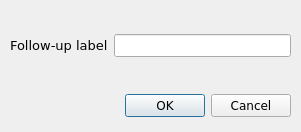
Before: the Qt Designer form src/rc_metastudio/forms/new_follow_up_dlg.ui in AliSalman-et-al/openmeta-analyst-community, drawn with Qt 5.
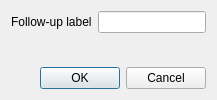
After: the same form once the commit is applied. Icons and pictures are not drawn.

Commit message:
Make Edit Dataset workspace adaptive
Migrate the modal dataset editor and nested add/rename dialogs to managed adaptive layouts. Add screen-safe placement, persisted pane proportions, internal overflow, keyboard coverage, and accepted/rejected workflow regressions.

Closes #297

Patch:
```diff
--- a/src/rc_metastudio/forms/new_follow_up_dlg.ui
+++ b/src/rc_metastudio/forms/new_follow_up_dlg.ui
@@ -2,99 +2,13 @@
 <ui version="4.0">
  <class>new_follow_up_dialog</class>
  <widget class="QDialog" name="new_follow_up_dialog">
-  <property name="enabled">
-   <bool>true</bool>
-  </property>
-  <property name="geometry">
-   <rect>
-    <x>0</x>
-    <y>0</y>
-    <width>301</width>
-    <height>132</height>
-   </rect>
-  </property>
-  <property name="minimumSize">
-   <size>
-    <width>301</width>
-    <height>132</height>
-   </size>
-  </property>
-  <property name="maximumSize">
-   <size>
-    <width>301</width>
-    <height>132</height>
-   </size>
-  </property>
-  <property name="font">
-   <font>
-    <family>Verdana</family>
-   </font>
-  </property>
-  <property name="windowTitle">
-   <string>Add Follow-Up</string>
-  </property>
-  <property name="windowIcon">
-   <iconset>
-    <normaloff>:/misc/meta.png</normaloff>:/misc/meta.png</iconset>
-  </property>
-  <widget class="QDialogButtonBox" name="buttonBox">
-   <property name="geometry">
-    <rect>
-     <x>10</x>
-     <y>90</y>
-     <width>281</width>
-     <height>32</height>
-    </rect>
-   </property>
-   <property name="font">
-    <font>
-     <family>Verdana</family>
-    </font>
-   </property>
-   <property name="orientation">
-    <enum>Qt::Horizontal</enum>
-   </property>
-   <property name="standardButtons">
-    <set>QDialogButtonBox::Cancel|QDialogButtonBox::Ok</set>
-   </property>
-  </widget>
-  <widget class="QWidget" name="layoutWidget">
-   <property name="geometry">
-    <rect>
-     <x>10</x>
-     <y>10</y>
-     <width>281</width>
-     <height>71</height>
-    </rect>
-   </property>
-   <layout class="QGridLayout" name="gridLayout">
-    <item row="0" column="0">
-     <widget class="QLabel" name="label_2">
-      <property name="font">
-       <font>
-        <family>Verdana</family>
-        <pointsize>10</pointsize>
-       </font>
-      </property>
-      <property name="text">
-       <string>Follow-up label</string>
-      </property>
-     </widget>
-    </item>
-    <item row="0" column="1">
-     <widget class="QLineEdit" name="follow_up_name_le">
-      <property name="font">
-       <font>
-        <family>Verdana</family>
-       </font>
-      </property>
-      <property name="alignment">
-       <set>Qt::AlignCenter</set>
-      </property>
-     </widget>
-    </item>
-   </layout>
-  </widget>
+  <property name="geometry"><rect><x>0</x><y>0</y><width>0</width><height>0</height></rect></property>
+  <property name="windowTitle"><string>Add Follow-Up</string></property>
+  <property name="windowIcon"><iconset resource="images/icons.qrc"><normaloff>:/misc/meta.png</normaloff>:/misc/meta.png</iconset></property>
+  <layout class="QVBoxLayout" name="verticalLayout">
+   <item><layout class="QFormLayout" name="formLayout"><property name="fieldGrowthPolicy"><enum>QFormLayout::AllNonFixedFieldsGrow</enum></property><item row="0" column="0"><widget class="QLabel" name="label_2"><property name="text"><string>Follow-up label</string></property><property name="buddy"><cstring>follow_up_name_le</cstring></property></widget></item><item row="0" column="1"><widget class="QLineEdit" name="follow_up_name_le"><property name="alignment"><set>Qt::AlignCenter</set></property></widget></item></layout></item>
+   <item><widget class="QDialogButtonBox" name="buttonBox"><property name="orientation"><enum>Qt::Horizontal</enum></property><property name="standardButtons"><set>QDialogButtonBox::Cancel|QDialogButtonBox::Ok</set></property></widget></item>
+  </layout>
  </widget>
  <resources>
   <include location="images/icons.qrc"/>
```
Left out of the diff: 40 changed lines with no effect on the pictures. The commit also changes 22 other files.
